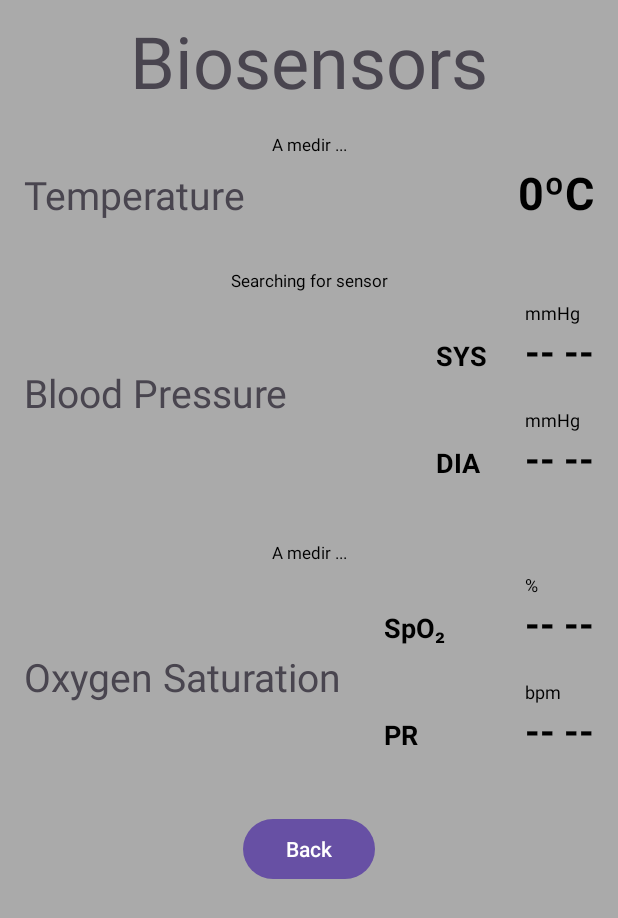
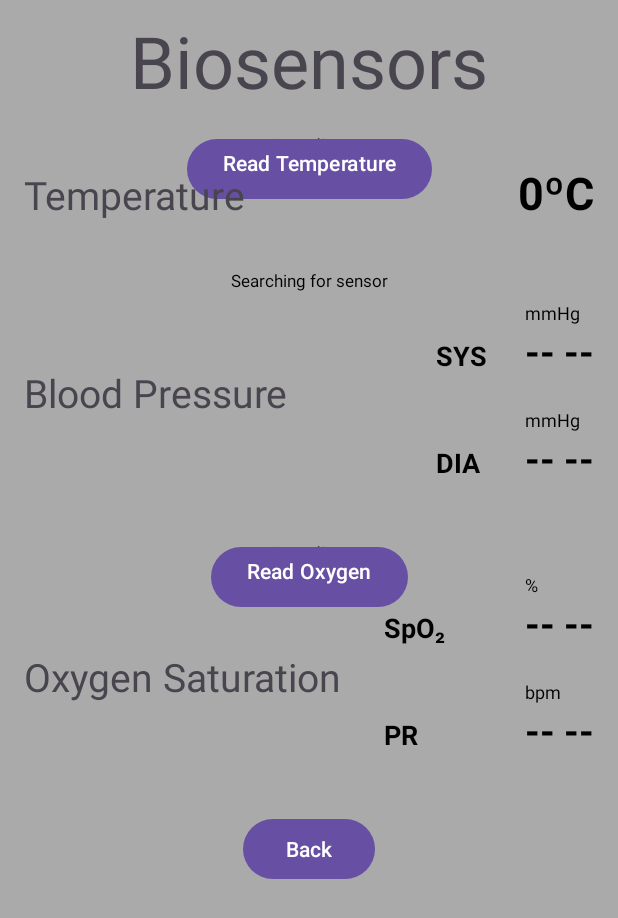
Before and after one commit to Logimade/RoadtoRecovery_IoT, an Android app: the fragment SensorFragment shown on its own in the app's theme, on a phone screen of 412 x 824 dp. Shown: the top 918 px of the screen. Run offline under Robolectric (Android 15) with nearby library versions, the phone set to English and light mode, and no system bars; libraries missing offline, so code that uses them is left out: com.squareup.otto; 3 statements that could not run were skipped.

Commit message:
workin on sensors

```diff
--- a/app/src/main/java/com/example/tudoem1/SensorFragment.kt
+++ b/app/src/main/java/com/example/tudoem1/SensorFragment.kt
@@ -27,22 +27,19 @@ import visiomed.fr.bleframework.event.oximeter.OximeterEvent
 import visiomed.fr.bleframework.event.thermometer.ThermometerEvent
 
 class SensorFragment : Fragment() {
+    private var checkThermo = true
+    private var checkOxy = true
 
-    private var tickCount = 0
     private var temperatura = 0.0F
     private var oxygenContent = -1
     private var pulse = -1
-    private var sys = 0
-    private var dia = 0
-    private var HR = 0
     private var flagTemp = 0
     private var ip1: String? = null
 
     private lateinit var bleCenter: BLECenter
     private lateinit var thermometer: Thermometer
-    private lateinit var bpm: BloodPressureMonitor
     private lateinit var oximeter: Oximeter
-    private lateinit var ecg: ECG
+
 
     private lateinit var thermometerValue: TextView
     private lateinit var thermometerState: TextView
@@ -53,6 +50,8 @@ class SensorFragment : Fragment() {
     private lateinit var oximeterPrBpmValue: TextView
     private lateinit var oximeterState: TextView
     private lateinit var homeButton: Button
+    private lateinit var readTemperature: Button
+    private lateinit var readOxygen: Button
 
     private val  ecgClass = ECGExamData()
 
@@ -63,12 +62,23 @@ class SensorFragment : Fragment() {
         val view = inflater.inflate(R.layout.activity_medicoes, container, false)
         initViews(view)
 
-        homeButton = view.findViewById(R.id.btnVoltar)
         homeButton.setOnClickListener {
             val intent = Intent(activity, MainActivity::class.java)
             startActivity(intent)
             activity?.finish()
         }
+
+        readTemperature.setOnClickListener {
+            BLECenter.bus().register(this)
+            startLEScan_Thermo()
+
+        }
+
+        readOxygen.setOnClickListener{
+            BLECenter.bus().register(this)
+            startLEScan_Oxy()
+        }
+
         return view
 
     }
@@ -82,6 +92,10 @@ class SensorFragment : Fragment() {
         oximeterSpOValue = view.findViewById(R.id.valorSpO)
         oximeterPrBpmValue = view.findViewById(R.id.valorPrbpm)
         oximeterState = view.findViewById(R.id.txtEstado_Oxy)
+
+        homeButton = view.findViewById(R.id.btnVoltar)
+        readTemperature = view.findViewById(R.id.btnStartReadingTemperature)
+        readOxygen = view.findViewById(R.id.btnStartReadingOxygen)
     }
 
     override fun onStart() {
@@ -90,10 +104,6 @@ class SensorFragment : Fragment() {
         BLECenter.DEBUG_LOG_LEVEL = 1
         bleCenter = BLEContext.getBLECenter(requireContext().applicationContext)
 
-//        startLEScan_Thermo()
-//        startLEScan_Oxy()
-//        startLEScan_ECG()
-        BLECenter.bus().register(this)
     }
 
     override fun onResume() {
@@ -128,11 +138,11 @@ class SensorFragment : Fragment() {
     }
 
     private fun startLEScan_Thermo() {
+        Log.i("enter here", "scanning")
         bleCenter.startBLEScan(DeviceFactory.Device.THERMOMETER.scanOption)
 
         Thread {
-            var check = true
-            while (check) {
+            while (checkThermo)  {
                 val devices = bleCenter.devices
                 if (devices.isNotEmpty()) {
                     devices.forEach { device ->
@@ -158,13 +168,14 @@ class SensorFragment : Fragment() {
                             }
 
                             Log.i("LOG_APP", device.bleDevice.name ?: "")
+                            checkThermo = false
                             stopLEScan_Thermo()
-                            check = false
+                            return@Thread
                         }
                     }
                 }
             }
-            Thread.interrupted()
+            Thread.currentThread().interrupt()
         }.start()
     }
 
@@ -173,7 +184,6 @@ class SensorFragment : Fragment() {
     }
 
     @Subscribe
-    @Suppress("unused")
     fun onThermometerEvent(event: ThermometerEvent) {
 
         val data = event.thermometerData
@@ -187,6 +197,8 @@ class SensorFragment : Fragment() {
 //            startLEScan_Thermo()
         } else {
             thermometerValue.text = temperatura.toString()
+            thermometer.disconnect()
+            BLECenter.bus().unregister(this)
         }
     }
 
@@ -194,8 +206,7 @@ class SensorFragment : Fragment() {
         bleCenter.startBLEScan(DeviceFactory.Device.OXIMETER.scanOption)
 
         Thread {
-            var check = true
-            while (check) {
+            while (checkOxy) {
                 Log.i("BLE Oxy", bleCenter.devices.toString())
 
                 val devices = bleCenter.devices
@@ -222,13 +233,11 @@ class SensorFragment : Fragment() {
 
                             Log.i("LOG_APP", device.bleDevice.name ?: "")
                             stopLEScan_Oxy()
-                            check = false
+                            checkOxy = false
+                            return@Thread
                         }
                     }
                 }
-            }
-            if (!check) {
-                Thread.currentThread().interrupt()
             }
         }.start()
     }
@@ -238,7 +247,6 @@ class SensorFragment : Fragment() {
     }
 
     @Subscribe
-    @Suppress("unused")
     fun onOximeterEvent(event: OximeterEvent) {
 
         val oxygenContent = event.oximeterData.oxygenContent
@@ -249,28 +257,31 @@ class SensorFragment : Fragment() {
 
         oximeterSpOValue.text = oxygenContent.toString()
         oximeterPrBpmValue.text = pulse.toString()
+
+        oximeter.disconnect()
+        BLECenter.bus().unregister(this)
+
     }
 
-    @Subscribe
-    @Suppress("unused")
-    fun onBLEDeviceConnectionStateEvent_Oxy(event: BLEDeviceStateEvent) {
-
-        if (event.connectionState == BLEDeviceStateEvent.CONNECTION_STATE_CONNECTING) {
-            oximeterState.setText(R.string.state_connecting)
-        } else if (event.connectionState == BLEDeviceStateEvent.CONNECTION_STATE_CONNECTED) {
-            oximeterState.setText("A realizar medição ...")
-        } else if (event.connectionState == BLEDeviceStateEvent.CONNECTION_STATE_DISCONNECTING) {
-            oximeterState.setText(R.string.state_disconnecting)
-        } else if (event.connectionState == BLEDeviceStateEvent.CONNECTION_STATE_DISCONNECTED) {
-            // txtEstado.setText(R.string.action_connect);
-        } else if (event.connectionState == BLEDeviceStateEvent.CONNECTION_STATE_GATT_FAILED) {
-            oximeterState.setText("Dispositivo desligado")
-            if (pulse < 0 || oxygenContent < 0) {
-                startLEScan_Oxy()
-                oximeterState.setText("Searching for sensor")
-            }
-        }
-    }
+//    @Subscribe
+//    fun onBLEDeviceConnectionStateEvent_Oxy(event: BLEDeviceStateEvent) {
+//
+//        if (event.connectionState == BLEDeviceStateEvent.CONNECTION_STATE_CONNECTING) {
+//            oximeterState.setText(R.string.state_connecting)
+//        } else if (event.connectionState == BLEDeviceStateEvent.CONNECTION_STATE_CONNECTED) {
+//            oximeterState.setText("A realizar medição ...")
+//        } else if (event.connectionState == BLEDeviceStateEvent.CONNECTION_STATE_DISCONNECTING) {
+//            oximeterState.setText(R.string.state_disconnecting)
+//        } else if (event.connectionState == BLEDeviceStateEvent.CONNECTION_STATE_DISCONNECTED) {
+//            // txtEstado.setText(R.string.action_connect);
+//        } else if (event.connectionState == BLEDeviceStateEvent.CONNECTION_STATE_GATT_FAILED) {
+//            oximeterState.setText("Dispositivo desligado")
+//            if (pulse < 0 || oxygenContent < 0) {
+//                startLEScan_Oxy()
+//                oximeterState.setText("Searching for sensor")
+//            }
+//        }
+//    }
 
 //    private fun startLEScan_ECG() {
 //        bleCenter.startBLEScan(DeviceFactory.Device.ECG.scanOption)
--- a/app/src/main/res/layout/activity_medicoes.xml
+++ b/app/src/main/res/layout/activity_medicoes.xml
@@ -31,6 +31,17 @@
         app:layout_constraintStart_toStartOf="parent"
         app:layout_constraintTop_toBottomOf="@id/Medições" />
 
+    <Button
+        android:id="@+id/btnStartReadingTemperature"
+        android:layout_width="wrap_content"
+        android:layout_height="wrap_content"
+        android:layout_marginTop="16dp"
+        android:gravity="center_horizontal"
+        android:text="Read Temperature"
+        app:layout_constraintEnd_toEndOf="parent"
+        app:layout_constraintStart_toStartOf="parent"
+        app:layout_constraintTop_toBottomOf="@id/Medições"/>
+
     <TextView
         android:id="@+id/txt_title_bar_Thermo"
         android:layout_width="wrap_content"
@@ -54,6 +65,18 @@
         android:layout_marginEnd="16dp"
         app:layout_constraintBaseline_toBaselineOf="@+id/txt_title_bar_Thermo"
         />
+
+    <ProgressBar
+        android:id="@+id/progressBar"
+        android:layout_width="wrap_content"
+        android:layout_height="wrap_content"
+        android:layout_marginEnd="16dp"
+        android:visibility="gone"
+        app:layout_constraintEnd_toEndOf="parent"
+        app:layout_constraintBaseline_toBaselineOf="@+id/txt_title_bar_Thermo"
+        />
+
+
 
 
     <TextView
@@ -218,6 +241,17 @@
         app:layout_constraintTop_toBottomOf="@+id/BloodPressureValues"
         />
 
+    <Button
+        android:id="@+id/btnStartReadingOxygen"
+        android:layout_width="wrap_content"
+        android:layout_height="wrap_content"
+        android:layout_marginTop="32dp"
+        android:gravity="center_horizontal"
+        android:text="Read Oxygen"
+        app:layout_constraintEnd_toEndOf="parent"
+        app:layout_constraintStart_toStartOf="parent"
+        app:layout_constraintTop_toBottomOf="@+id/BloodPressureValues"/>
+
     <TextView
         android:id="@+id/txt_title_bar_Oxy"
         android:layout_width="wrap_content"
```
Also changed, not shown: app/src/main/java/com/example/tudoem1/MainActivity.kt (+4 -4 lines).
